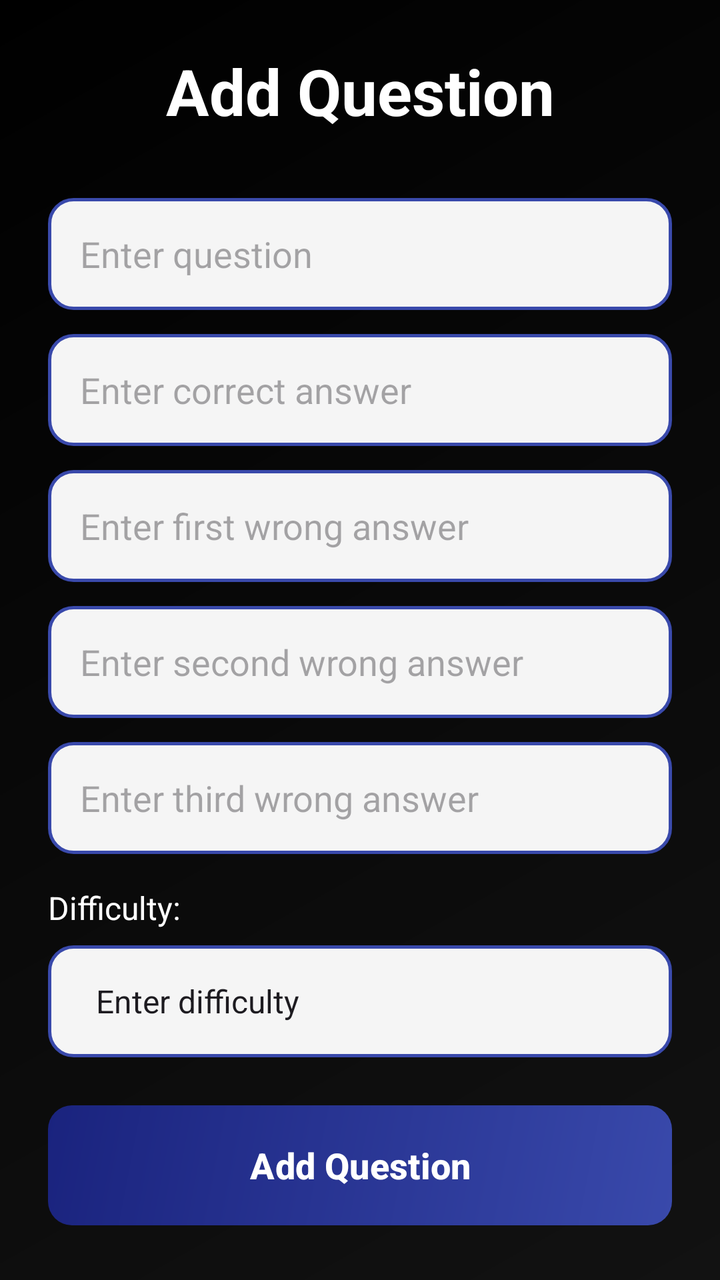
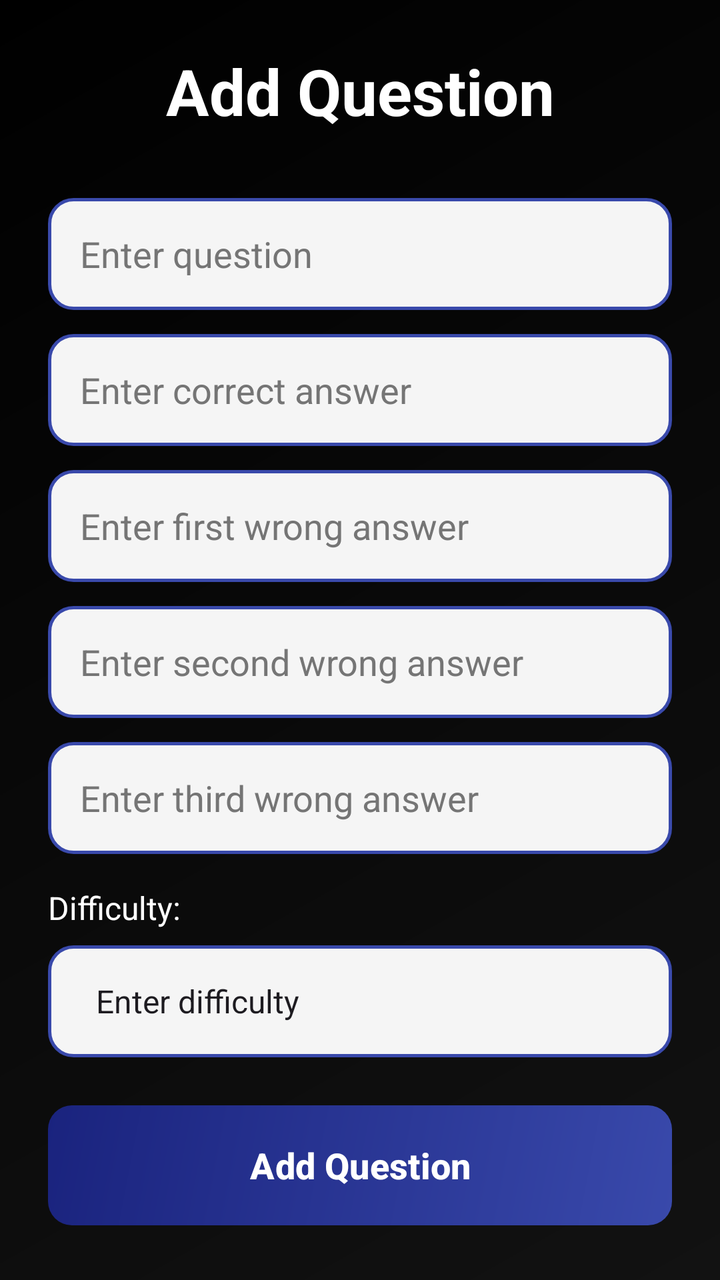

The first picture is an Android layout as it rendered before a commit; the second is the same layout after the commit. The layout source and the unified diff follow.
<!-- AndroidManifest.xml: application theme Theme.GeffenFinalProject -->
<!-- res/layout/activity_admin_add_question.xml -->
<?xml version="1.0" encoding="utf-8"?>
<androidx.constraintlayout.widget.ConstraintLayout xmlns:android="http://schemas.android.com/apk/res/android"
    xmlns:app="http://schemas.android.com/apk/res-auto"
    xmlns:tools="http://schemas.android.com/tools"
    android:id="@+id/main"
    android:layout_width="match_parent"
    android:layout_height="match_parent"
    android:background="@drawable/main_gradient"
    android:padding="24dp"
    tools:context=".admin_add_question">

    <ScrollView
        android:layout_width="match_parent"
        android:layout_height="match_parent">

        <LinearLayout
            android:layout_width="match_parent"
            android:layout_height="wrap_content"
            android:orientation="vertical">

            <TextView
                android:layout_width="match_parent"
                android:layout_height="wrap_content"
                android:layout_marginBottom="32dp"
                android:gravity="center"
                android:text="Add Question"
                android:textColor="@color/white"
                android:textSize="32sp"
                android:textStyle="bold" />

            <EditText
                android:id="@+id/question"
                android:layout_width="match_parent"
                android:layout_height="56dp"
                android:layout_marginBottom="12dp"
                android:background="@drawable/edit_text_background"
                android:hint="Enter question"
                android:paddingHorizontal="16dp"
                android:textColor="@color/black" />

            <EditText
                android:id="@+id/correct"
                android:layout_width="match_parent"
                android:layout_height="56dp"
                android:layout_marginBottom="12dp"
                android:background="@drawable/edit_text_background"
                android:hint="Enter correct answer"
                android:paddingHorizontal="16dp"
                android:textColor="@color/black" />

            <EditText
                android:id="@+id/wrong1"
                android:layout_width="match_parent"
                android:layout_height="56dp"
                android:layout_marginBottom="12dp"
                android:background="@drawable/edit_text_background"
                android:hint="Enter first wrong answer"
                android:paddingHorizontal="16dp"
                android:textColor="@color/black" />

            <EditText
                android:id="@+id/wrong2"
                android:layout_width="match_parent"
                android:layout_height="56dp"
                android:layout_marginBottom="12dp"
                android:background="@drawable/edit_text_background"
                android:hint="Enter second wrong answer"
                android:paddingHorizontal="16dp"
                android:textColor="@color/black" />

            <EditText
                android:id="@+id/wrong3"
                android:layout_width="match_parent"
                android:layout_height="56dp"
                android:layout_marginBottom="16dp"
                android:background="@drawable/edit_text_background"
                android:hint="Enter third wrong answer"
                android:paddingHorizontal="16dp"
                android:textColor="@color/black" />

            <TextView
                android:layout_width="wrap_content"
                android:layout_height="wrap_content"
                android:layout_marginBottom="8dp"
                android:text="Difficulty:"
                android:textColor="@color/white"
                android:textSize="16sp" />

            <Spinner
                android:id="@+id/difficulty"
                android:layout_width="match_parent"
                android:layout_height="56dp"
                android:layout_marginBottom="24dp"
                android:background="@drawable/edit_text_background"
                android:entries="@array/spin" />

            <com.google.android.material.button.MaterialButton
                android:id="@+id/add"
                android:layout_width="match_parent"
                android:layout_height="60dp"
                android:background="@drawable/button_primary"
                android:text="Add Question"
                android:textAllCaps="false"
                android:textColor="@color/white"
                android:textSize="18sp"
                android:textStyle="bold"
                app:backgroundTint="@null"
                app:cornerRadius="12dp" />

        </LinearLayout>
    </ScrollView>

</androidx.constraintlayout.widget.ConstraintLayout>
<!-- resources referenced by this layout -->
<resources>
  <string-array name="spin">
          <item>Enter difficulty</item>
          <item>Easy</item>
          <item>Medium</item>
          <item>Hard</item>
      </string-array>
  <color name="black">#FF000000</color>
  <color name="white">#FFFFFFFF</color>
  <!-- drawable button_primary (drawable) -->
  <?xml version="1.0" encoding="utf-8"?>
  <ripple xmlns:android="http://schemas.android.com/apk/res/android"
      android:color="#40FFFFFF">
      <item android:drawable="@drawable/button_gradient" />
  </ripple>
  <!-- drawable edit_text_background (drawable) -->
  <?xml version="1.0" encoding="utf-8"?>
  <shape xmlns:android="http://schemas.android.com/apk/res/android"
      android:shape="rectangle">
      <solid android:color="#F5F5F5" />
      <stroke
          android:width="1.5dp"
          android:color="@color/primary" />
      <corners android:radius="12dp" />
      <padding
          android:bottom="12dp"
          android:left="16dp"
          android:right="16dp"
          android:top="12dp" />
  </shape>
  <!-- drawable main_gradient (drawable) -->
  <?xml version="1.0" encoding="utf-8"?>
  <shape xmlns:android="http://schemas.android.com/apk/res/android"
      android:shape="rectangle">
      <gradient
          android:angle="135"
          android:endColor="@color/bg_end"
          android:startColor="@color/bg_start"
          android:type="linear" />
  </shape>
  <style name="Theme.GeffenFinalProject" parent="Base.Theme.GeffenFinalProject" />
  <!-- drawable button_gradient (drawable) -->
  <?xml version="1.0" encoding="utf-8"?>
  <shape xmlns:android="http://schemas.android.com/apk/res/android"
      android:shape="rectangle">
      <gradient
          android:angle="135"
          android:endColor="@color/button_bg_end"
          android:startColor="@color/button_bg_start"
          android:type="linear" />
      <corners android:radius="12dp" />
  </shape>
  <color name="primary">#3949AB</color>
  <color name="bg_end">#000000</color>
  <color name="bg_start">#121212</color>
  <style name="Base.Theme.GeffenFinalProject" parent="Theme.Material3.DayNight.NoActionBar">
          
          
      </style>
  <color name="button_bg_end">#1A237E</color>
  <color name="button_bg_start">#3949AB</color>
</resources>

<!-- the commit's change to res/layout/activity_admin_add_question.xml (unified diff, before → after) -->
@@ -36,7 +36,8 @@
                 android:background="@drawable/edit_text_background"
                 android:hint="Enter question"
                 android:paddingHorizontal="16dp"
-                android:textColor="@color/black" />
+                android:textColor="@color/black"
+                android:textColorHint="#757575" />
 
             <EditText
                 android:id="@+id/correct"
@@ -46,7 +47,8 @@
                 android:background="@drawable/edit_text_background"
                 android:hint="Enter correct answer"
                 android:paddingHorizontal="16dp"
-                android:textColor="@color/black" />
+                android:textColor="@color/black"
+                android:textColorHint="#757575" />
 
             <EditText
                 android:id="@+id/wrong1"
@@ -56,7 +58,8 @@
                 android:background="@drawable/edit_text_background"
                 android:hint="Enter first wrong answer"
                 android:paddingHorizontal="16dp"
-                android:textColor="@color/black" />
+                android:textColor="@color/black"
+                android:textColorHint="#757575" />
 
             <EditText
                 android:id="@+id/wrong2"
@@ -66,7 +69,8 @@
                 android:background="@drawable/edit_text_background"
                 android:hint="Enter second wrong answer"
                 android:paddingHorizontal="16dp"
-                android:textColor="@color/black" />
+                android:textColor="@color/black"
+                android:textColorHint="#757575" />
 
             <EditText
                 android:id="@+id/wrong3"
@@ -76,7 +80,8 @@
                 android:background="@drawable/edit_text_background"
                 android:hint="Enter third wrong answer"
                 android:paddingHorizontal="16dp"
-                android:textColor="@color/black" />
+                android:textColor="@color/black"
+                android:textColorHint="#757575" />
 
             <TextView
                 android:layout_width="wrap_content"
